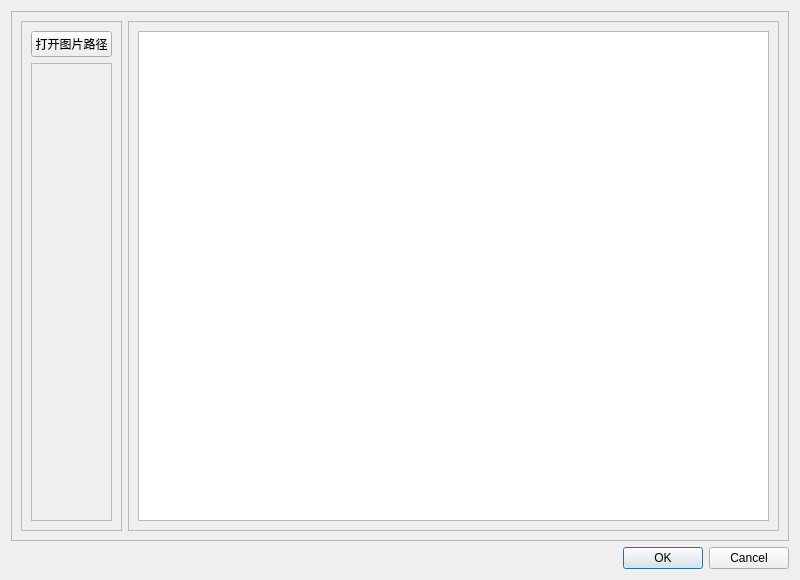
Old version of the form ui/OpenCVTest_UI.ui in the repository guoqiang0236/QT-VTK-Medical-Platform.
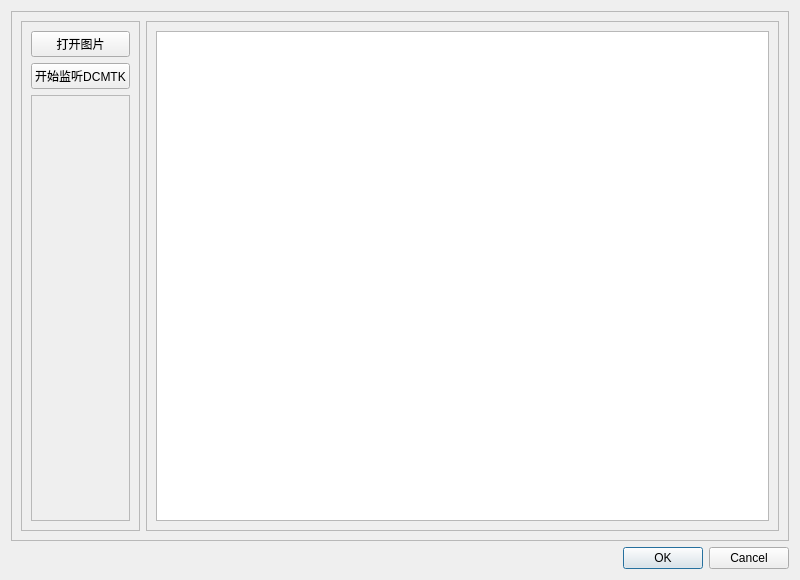
New version of the form.

Commit message: 实现dcmtk sop接受

```diff
--- a/ui/OpenCVTest_UI.ui
+++ b/ui/OpenCVTest_UI.ui
@@ -41,11 +41,11 @@
          <item row="0" column="0">
           <widget class="QPushButton" name="pushButton_openimage">
            <property name="text">
-            <string>打开图片路径</string>
+            <string>打开图片</string>
            </property>
           </widget>
          </item>
-         <item row="1" column="0">
+         <item row="2" column="0">
           <widget class="QFrame" name="frame_4">
            <property name="frameShape">
             <enum>QFrame::Shape::StyledPanel</enum>
@@ -55,6 +55,13 @@
            </property>
           </widget>
          </item>
+         <item row="1" column="0">
+          <widget class="QPushButton" name="pushButton_SCU">
+           <property name="text">
+            <string>开始监听DCMTK</string>
+           </property>
+          </widget>
+         </item>
         </layout>
        </widget>
       </item>
```
The commit also changes 12 other files.
